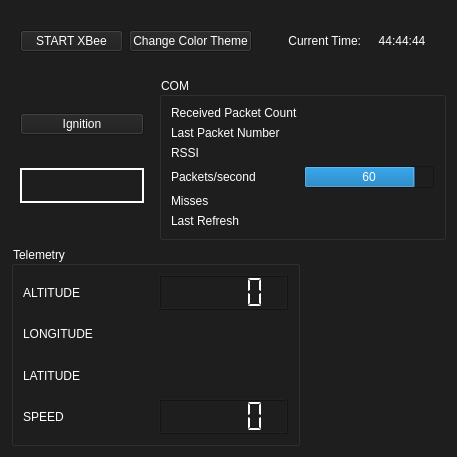
Before: the Qt Designer form UI/ui_file/press_alt.ui in MorgesHAB/ERT2020GS, drawn with Qt 5.
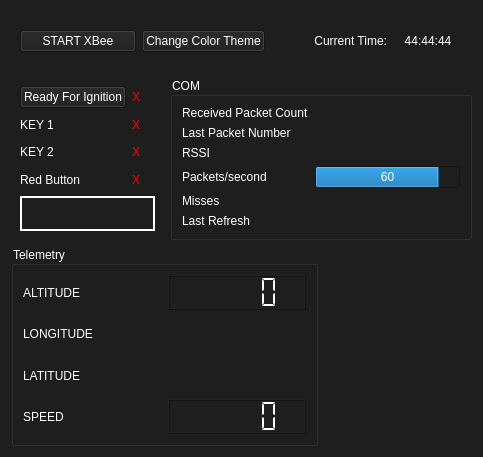
After: the same form once the commit is applied. Icons and pictures are not drawn.

Commit message: ready ignition OK X

Diff of the .ui file:
```diff
--- a/UI/ui_file/press_alt.ui
+++ b/UI/ui_file/press_alt.ui
@@ -6,7 +6,7 @@
    <rect>
     <x>0</x>
     <y>0</y>
-    <width>457</width>
+    <width>483</width>
     <height>457</height>
    </rect>
   </property>
@@ -328,7 +328,90 @@
    <item row="1" column="0">
     <widget class="QWidget" name="button_widget" native="true">
      <layout class="QGridLayout" name="gridLayout_2">
+      <item row="2" column="0">
+       <widget class="QLabel" name="key_2_label">
+        <property name="text">
+         <string>KEY 2</string>
+        </property>
+       </widget>
+      </item>
+      <item row="0" column="0">
+       <widget class="QPushButton" name="ignition_button">
+        <property name="styleSheet">
+         <string notr="true"/>
+        </property>
+        <property name="text">
+         <string>Ready For Ignition</string>
+        </property>
+       </widget>
+      </item>
+      <item row="0" column="1">
+       <widget class="QLabel" name="ready_ignition_panel">
+        <property name="minimumSize">
+         <size>
+          <width>23</width>
+          <height>0</height>
+         </size>
+        </property>
+        <property name="maximumSize">
+         <size>
+          <width>23</width>
+          <height>16777215</height>
+         </size>
+        </property>
+        <property name="styleSheet">
+         <string notr="true">color: rgb(255, 0, 0);</string>
+        </property>
+        <property name="text">
+         <string>X</string>
+        </property>
+       </widget>
+      </item>
       <item row="1" column="0">
+       <widget class="QLabel" name="key_1_label">
+        <property name="text">
+         <string>KEY 1</string>
+        </property>
+       </widget>
+      </item>
+      <item row="2" column="1">
+       <widget class="QLabel" name="key_2_panel">
+        <property name="styleSheet">
+         <string notr="true">color: rgb(255, 0, 0);</string>
+        </property>
+        <property name="text">
+         <string>X</string>
+        </property>
+       </widget>
+      </item>
+      <item row="1" column="1">
+       <widget class="QLabel" name="key_1_panel">
+        <property name="styleSheet">
+         <string notr="true">color: rgb(255, 0, 0);</string>
+        </property>
+        <property name="text">
+         <string>X</string>
+        </property>
+       </widget>
+      </item>
+      <item row="3" column="0">
+       <widget class="QLabel" name="red_button_label">
+        <property name="text">
+         <string>Red Button</string>
+        </property>
+       </widget>
+      </item>
+      <item row="3" column="1">
+       <widget class="QLabel" name="red_button_panel">
+        <property name="styleSheet">
+         <string notr="true">color: rgb(255, 0, 0);</string>
+        </property>
+        <property name="text">
+         <string>X</string>
+        </property>
+       </widget>
+      </item>
+      <item row="4" column="0" colspan="2">
        <widget class="QFrame" name="frame">
         <property name="maximumSize">
          <size>
@@ -414,13 +497,6 @@
         </layout>
        </widget>
       </item>
-      <item row="0" column="0">
-       <widget class="QPushButton" name="ignition_button">
-        <property name="text">
-         <string>Ignition</string>
-        </property>
-       </widget>
-      </item>
      </layout>
     </widget>
    </item>
```
The commit also changes 4 other files.
